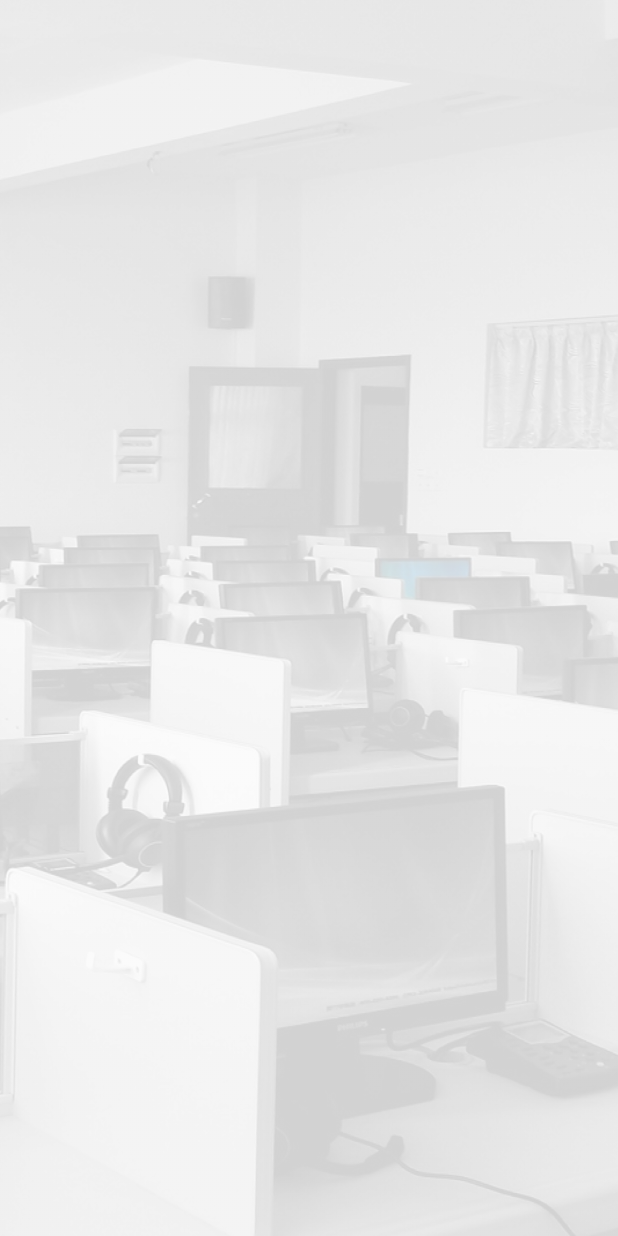
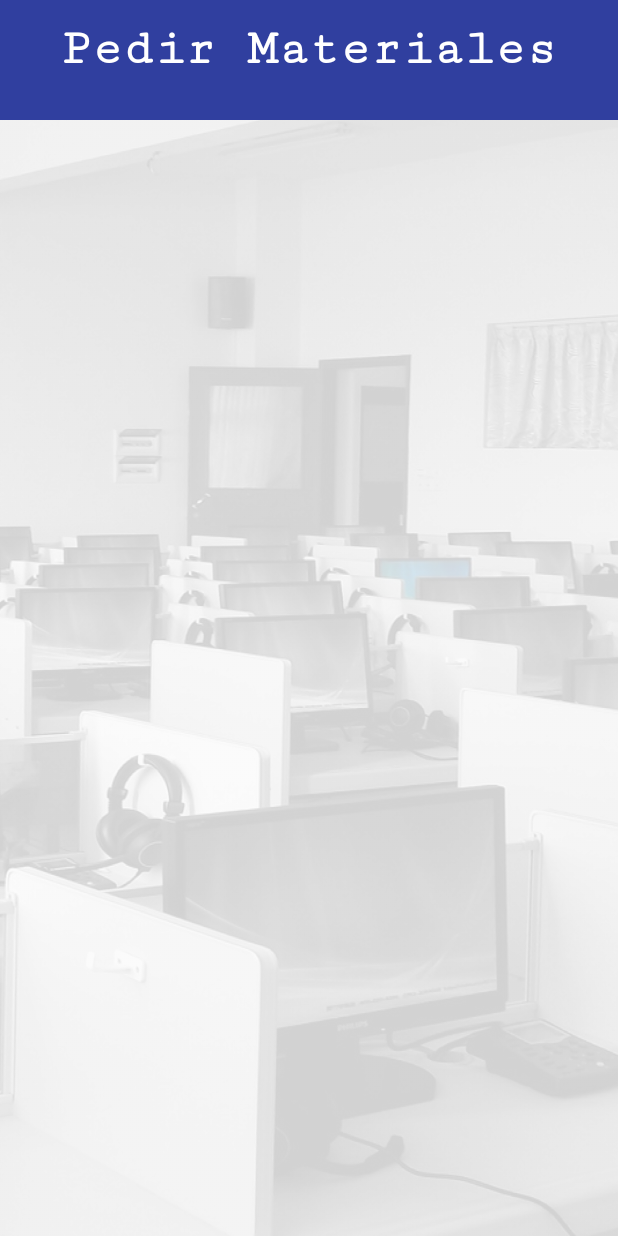
Before and after one commit to BetanCesar/IoTecApp, an Android app: the PedirMaterialesActivity screen opened directly, with no data from a screen before it, on a phone screen of 412 x 824 dp. Run offline under Robolectric (Android 15) with nearby library versions, the phone set to English and light mode, and no system bars; our stand-ins replace Firebase (no records; nobody signed in at launch, a user with empty details on screens opened directly); libraries missing offline, so code that uses them is left out: com.firebase.client, com.firebase.ui.

Commit message:
Update images from pedir materiales, images from firebase

```diff
--- a/app/src/main/java/brandon/example/com/iotecapp/PedirMaterialesActivity.java
+++ b/app/src/main/java/brandon/example/com/iotecapp/PedirMaterialesActivity.java
@@ -48,7 +48,7 @@ public class PedirMaterialesActivity extends AppCompatActivity {
 
         mFirestore = FirebaseFirestore.getInstance();
 
-        mFirestore.collection("materiales").addSnapshotListener(new EventListener<QuerySnapshot>() {
+        mFirestore.collection("materiales").orderBy("nombre").addSnapshotListener(new EventListener<QuerySnapshot>() {
             @Override
             public void onEvent(QuerySnapshot documentSnapshots, FirebaseFirestoreException e) {
                 if(e != null){
--- /dev/null
+++ b/app/src/main/res/drawable/rectangle.xml
@@ -0,0 +1,8 @@
+<?xml version="1.0" encoding="UTF-8"?>
+<shape xmlns:android="http://schemas.android.com/apk/res/android" android:id="@+id/listview_background_shape">
+    <padding android:left="2dp"
+        android:top="2dp"
+        android:right="2dp"
+        android:bottom="2dp" />
+    <solid android:color="@color/colorPrimaryDark" />
+</shape>
--- a/app/src/main/res/layout/activity_pedir_materiales.xml
+++ b/app/src/main/res/layout/activity_pedir_materiales.xml
@@ -1,5 +1,5 @@
 <?xml version="1.0" encoding="utf-8"?>
-<android.support.constraint.ConstraintLayout xmlns:android="http://schemas.android.com/apk/res/android"
+<RelativeLayout xmlns:android="http://schemas.android.com/apk/res/android"
     xmlns:app="http://schemas.android.com/apk/res-auto"
     xmlns:tools="http://schemas.android.com/tools"
     android:layout_width="match_parent"
@@ -7,10 +7,34 @@
     android:background="@drawable/fondonuevo"
     tools:context="brandon.example.com.iotecapp.PedirMaterialesActivity">
 
+
+    <View
+        android:id="@+id/headerAddRemove"
+        android:layout_width="match_parent"
+        android:layout_height="80dp"
+        android:background="@drawable/rectangle" />
+
+    <TextView
+        android:id="@+id/textView2"
+        android:layout_width="wrap_content"
+        android:layout_height="wrap_content"
+        android:layout_alignParentTop="true"
+        android:layout_centerHorizontal="true"
+        android:layout_marginTop="13dp"
+        android:fontFamily="serif-monospace"
+        android:text="Pedir Materiales"
+        android:textColor="@android:color/white"
+        android:textSize="34sp"
+        android:textStyle="bold" />
+
     <android.support.v7.widget.RecyclerView
         android:id="@+id/material_list"
         android:layout_width="match_parent"
-        android:layout_height="match_parent"></android.support.v7.widget.RecyclerView>
+        android:layout_height="match_parent"
+        android:layout_alignParentStart="true"
+        android:layout_below="@+id/headerAddRemove"
+        tools:layout_editor_absoluteX="0dp"
+        tools:layout_editor_absoluteY="83dp"></android.support.v7.widget.RecyclerView>
 
 
-</android.support.constraint.ConstraintLayout>
+</RelativeLayout>
--- a/app/src/main/res/layout/layout_dispositivo.xml
+++ b/app/src/main/res/layout/layout_dispositivo.xml
@@ -18,7 +18,7 @@
         android:textSize="16sp"
         android:textStyle="bold"
         app:layout_constraintEnd_toStartOf="@+id/disponible_text"
-        app:layout_constraintStart_toEndOf="@+id/imageView2"
+        app:layout_constraintStart_toEndOf="@+id/materialImagePrimary"
         app:layout_constraintTop_toTopOf="parent" />
 
     <TextView
@@ -33,7 +33,7 @@
         android:textSize="16sp"
         android:textStyle="bold"
         app:layout_constraintEnd_toStartOf="@+id/disponible_text"
-        app:layout_constraintStart_toEndOf="@+id/imageView2"
+        app:layout_constraintStart_toEndOf="@+id/materialImagePrimary"
         app:layout_constraintTop_toTopOf="parent" />
 
 </RelativeLayout>
--- a/app/src/main/res/values/colors.xml
+++ b/app/src/main/res/values/colors.xml
@@ -7,4 +7,5 @@
     <color name="grayLight">#fafafa</color>
     <color name="startblue">#09c6df</color>
     <color name="endblue">#0bcce6</color>
+    <color name="f2f2f2">#c8f2f2f2</color>
 </resources>
```
Also changed, not shown: app/src/main/java/brandon/example/com/iotecapp/Adapters/DispositivosListAdapter.java (+21 -1 lines), app/src/main/java/brandon/example/com/iotecapp/Adapters/MaterialesListAdapter.java (+23 -1 lines), app/src/main/java/brandon/example/com/iotecapp/DispositivosActivity.java (+20 -0 lines), app/src/main/java/brandon/example/com/iotecapp/pojo/Material.java (+12 -2 lines), app/src/main/res/layout/activity_dispositivos.xml (+34 -11 lines), app/src/main/res/layout/layout_material.xml (+19 -19 lines).
